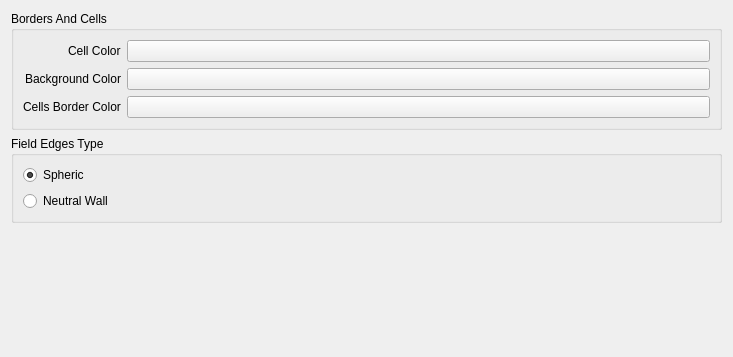
Before: the Qt Designer form generalpage.ui in darthtenebrus/kglife, drawn with Qt 5.
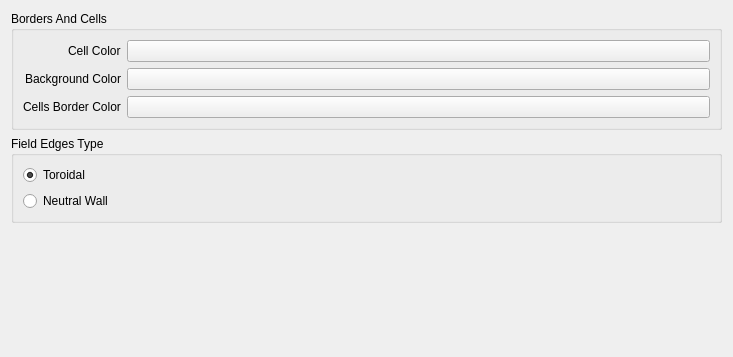
After: the same form once the commit is applied. Custom widgets are drawn as their Qt base class.

The edit to the form file:
```diff
--- a/generalpage.ui
+++ b/generalpage.ui
@@ -98,7 +98,7 @@
          <string>The field is considered to be a sphere. The cell on the edge has its neighbours at the opposite side</string>
         </property>
         <property name="text">
-         <string>Spheric</string>
+         <string>Toroidal</string>
         </property>
         <property name="shortcut">
          <string>Alt+S</string>
```
Left out of the diff: 4 changed lines with no effect on the pictures.
